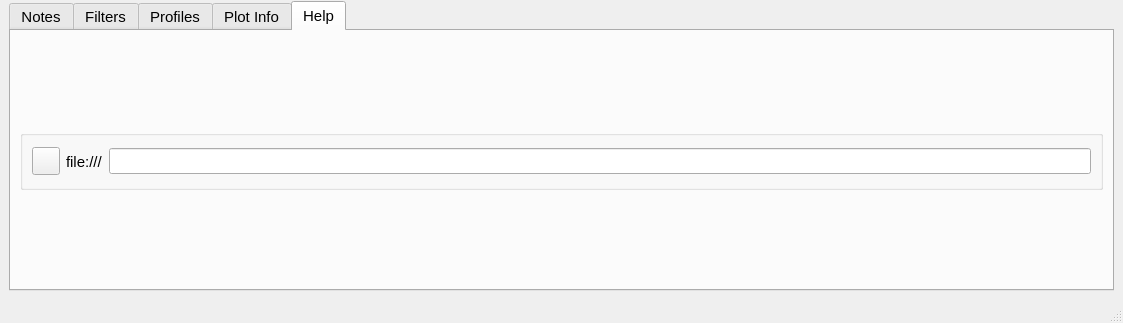
Old version of the form designer/mainwindow.ui in the repository dhasterok/LaserMapExplorer; both pictures show x 0 to 1123 and y 704 to 1027 of the 1123 by 1027 pixel window.
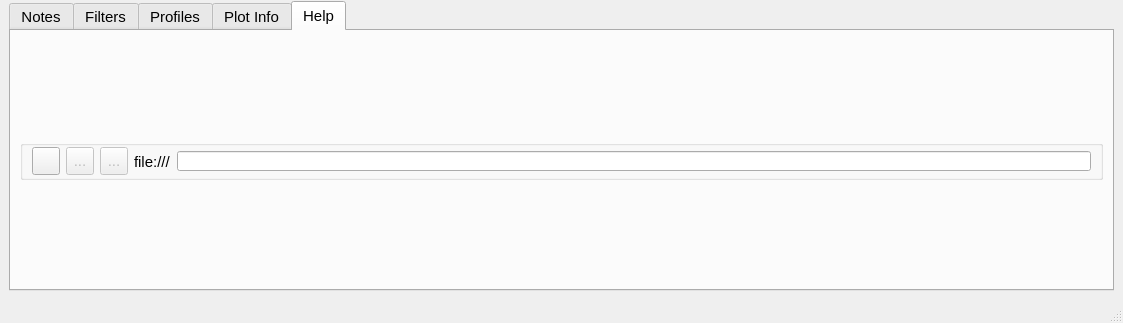
New version of the form. The open tabs and pages were chosen to show the change. Icons and pictures are not drawn.

```diff
--- a/designer/mainwindow.ui
+++ b/designer/mainwindow.ui
@@ -10143,7 +10143,7 @@
    <property name="minimumSize">
     <size>
      <width>428</width>
-     <height>280</height>
+     <height>309</height>
     </size>
    </property>
    <property name="maximumSize">
@@ -11206,13 +11206,19 @@
              <property name="maximumSize">
               <size>
                <width>16777215</width>
-               <height>60</height>
+               <height>40</height>
               </size>
              </property>
              <property name="title">
               <string/>
              </property>
              <layout class="QHBoxLayout" name="horizontalLayout_7">
+              <property name="topMargin">
+               <number>0</number>
+              </property>
+              <property name="bottomMargin">
+               <number>0</number>
+              </property>
               <item>
                <widget class="QToolButton" name="toolButtonBrowserHome">
                 <property name="minimumSize">
@@ -11242,6 +11248,70 @@
                 </property>
                </widget>
               </item>
+              <item>
+               <widget class="QToolButton" name="toolButtonBack">
+                <property name="enabled">
+                 <bool>false</bool>
+                </property>
+                <property name="minimumSize">
+                 <size>
+                  <width>28</width>
+                  <height>28</height>
+                 </size>
+                </property>
+                <property name="maximumSize">
+                 <size>
+                  <width>28</width>
+                  <height>28</height>
+                 </size>
+                </property>
+                <property name="text">
+                 <string>...</string>
+                </property>
+                <property name="icon">
+                 <iconset resource="../resources.qrc">
+                  <normaloff>:/icons/resources/icons/icon-left-arrow-64.png</normaloff>:/icons/resources/icons/icon-left-arrow-64.png</iconset>
+                </property>
+                <property name="iconSize">
+                 <size>
+                  <width>20</width>
+                  <height>20</height>
+                 </size>
+                </property>
+               </widget>
+              </item>
+              <item>
+               <widget class="QToolButton" name="toolButtonForward">
+                <property name="enabled">
+                 <bool>false</bool>
+                </property>
+                <property name="minimumSize">
+                 <size>
+                  <width>28</width>
+                  <height>28</height>
+                 </size>
+                </property>
+                <property name="maximumSize">
+                 <size>
+                  <width>28</width>
+                  <height>28</height>
+                 </size>
+                </property>
+                <property name="text">
+                 <string>...</string>
+                </property>
+                <property name="icon">
+                 <iconset resource="../resources.qrc">
+                  <normaloff>:/icons/resources/icons/icon-right-arrow-64.png</normaloff>:/icons/resources/icons/icon-right-arrow-64.png</iconset>
+                </property>
+                <property name="iconSize">
+                 <size>
+                  <width>20</width>
+                  <height>18</height>
+                 </size>
+                </property>
+               </widget>
+              </item>
               <item>
                <widget class="QLabel" name="label">
                 <property name="text">
@@ -11250,7 +11320,20 @@
                </widget>
               </item>
               <item>
-               <widget class="QLineEdit" name="lineEditBrowserLocation"/>
+               <widget class="QLineEdit" name="lineEditBrowserLocation">
+                <property name="minimumSize">
+                 <size>
+                  <width>0</width>
+                  <height>20</height>
+                 </size>
+                </property>
+                <property name="maximumSize">
+                 <size>
+                  <width>16777215</width>
+                  <height>20</height>
+                 </size>
+                </property>
+               </widget>
               </item>
              </layout>
             </widget>
```
Left out of the diff: 2 changed lines with no effect on the pictures.
